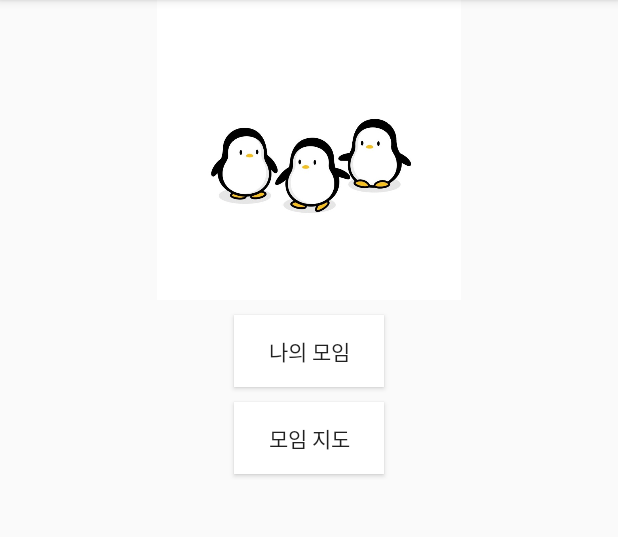
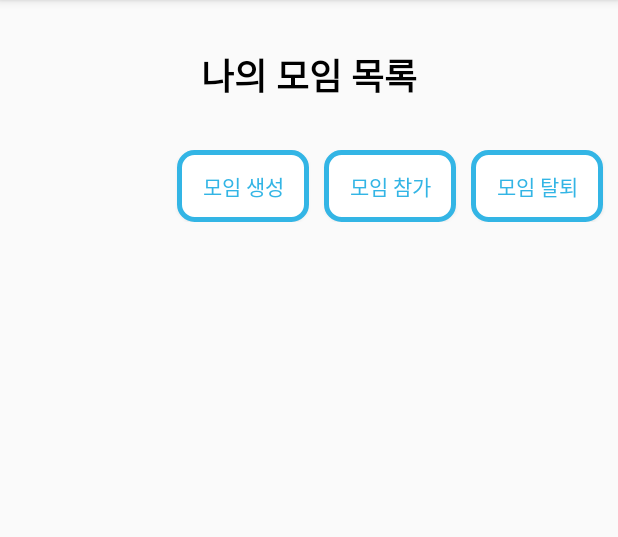
Before and after one commit to team-MMM/MMMMeeting, an Android app: the screen it shows after launch once a user with an empty profile is signed in (MainActivity), on a phone screen of 412 x 824 dp, the part 84-621 px from its top. Run offline under Robolectric (Android 15) with nearby library versions, the phone set to English and light mode, and no system bars; our stand-ins replace Firebase (no records; nobody signed in at launch, a user with empty details on screens opened directly).

Commit message:
main change

```diff
--- a/app/src/main/java/com/example/mmmmeeting/activity/MainActivity.java
+++ b/app/src/main/java/com/example/mmmmeeting/activity/MainActivity.java
@@ -1,13 +1,10 @@
 package com.example.mmmmeeting.activity;
 
-import android.content.Context;
 import android.content.Intent;
 import android.os.Bundle;
 import android.util.Log;
 import android.view.Menu;
 import android.view.MenuItem;
-import android.view.View;
-import android.widget.Button;
 
 import androidx.annotation.NonNull;
 
@@ -17,10 +14,9 @@ import com.google.android.gms.tasks.OnSuccessListener;
 import com.google.firebase.auth.FirebaseAuth;
 import com.google.firebase.firestore.FirebaseFirestore;
 
-public class MainActivity extends BasicActivity implements View.OnClickListener {
+public class MainActivity extends BasicActivity {
     private FirebaseAuth mAuth;
     private FirebaseFirestore db;
-    Button btnMyMeeting, btnMyMap;
 
     @Override
     public void onCreate(Bundle savedInstanceState) {
@@ -29,12 +25,6 @@ public class MainActivity extends BasicActivity implements View.OnClickListener
         setToolbarTitle("우리 지금 만나");
 
         mAuth = FirebaseAuth.getInstance();
-
-        btnMyMeeting = (Button) findViewById(R.id.btn_checkMeeting);
-        btnMyMap = (Button) findViewById(R.id.btn_myMap);
-
-        btnMyMeeting.setOnClickListener(this);
-        btnMyMap.setOnClickListener(this);
     }
 
     //메뉴바 코드
@@ -70,20 +60,6 @@ public class MainActivity extends BasicActivity implements View.OnClickListener
         FirebaseAuth.getInstance().signOut();
     }
 
-    @Override
-    public void onClick(View v) {
-        switch(v.getId()){
-            case R.id.btn_checkMeeting:
-                myStartActivity(MeetingGridActivity.class);
-                break;
-
-            // 지도 화면으로 이동
-            case R.id.btn_myMap:
-                myStartActivity(MapPlaceActivity.class);
-                break;
-        }
-    }
-
     public void revokeAccess() {
         db = FirebaseFirestore.getInstance();
         mAuth.getCurrentUser().delete();
--- /dev/null
+++ b/app/src/main/res/drawable/button_shape.xml
@@ -0,0 +1,26 @@
+<?xml version="1.0" encoding="utf-8"?>
+<shape xmlns:android="http://schemas.android.com/apk/res/android">
+
+    <!--배경색-->
+    <solid android:color="@android:color/white" />
+
+    <!--선-->
+    <stroke
+        android:width="3sp"
+        android:color="@android:color/holo_blue_light" />
+
+    <!--여백-->
+    <padding
+        android:bottom="4sp"
+        android:left="4sp"
+        android:right="4sp"
+        android:top="4sp" />
+
+    <!--둥글게-->
+    <corners
+        android:topLeftRadius="10sp"
+        android:topRightRadius="10sp"
+        android:bottomLeftRadius="10sp"
+        android:bottomRightRadius="10sp"  />
+
+</shape>
--- a/app/src/main/res/layout/activity_main.xml
+++ b/app/src/main/res/layout/activity_main.xml
@@ -11,30 +11,60 @@
         android:layout_width="match_parent"
         android:layout_height="wrap_content" />
 
-    <ImageView
-        android:id="@+id/imageView2"
+    <TextView
         android:layout_width="match_parent"
-        android:layout_height="200dp"
-        android:src="@drawable/penguin" />
+        android:layout_height="100dp"
+        android:gravity="center"
+        android:text="나의 모임 목록"
+        android:textColor="#000000"
+        android:textSize="24sp"
+        android:textStyle="bold" />
 
+    <LinearLayout
+        android:layout_width="match_parent"
+        android:layout_height="wrap_content"
+        android:orientation="horizontal"
+        android:gravity="right">
 
-    <Button
-        android:id="@+id/btn_checkMeeting"
-        android:layout_width="100dp"
-        android:layout_height="wrap_content"
-        android:layout_gravity="center_horizontal|center_vertical"
-        android:layout_marginTop="10dp"
-        android:background="@color/common_google_signin_btn_text_dark_pressed"
-        android:text="나의 모임" />
+        <Button
+            android:id="@+id/meetingAdd"
+            android:layout_width="wrap_content"
+            android:layout_height="wrap_content"
+            android:text="모임 생성"
+            android:textColor="@android:color/holo_blue_light"
+            android:background="@drawable/button_shape"
+            android:layout_marginRight="10sp"
+             />
 
-    <Button
-        android:id="@+id/btn_myMap"
-        android:layout_width="100dp"
-        android:layout_height="wrap_content"
-        android:layout_gravity="center_horizontal|center_vertical"
-        android:layout_marginTop="10dp"
-        android:background="@color/common_google_signin_btn_text_dark_pressed"
-        android:text="모임 지도" />
+        <Button
+            android:id="@+id/meetingAttend"
+            android:layout_width="wrap_content"
+            android:layout_height="wrap_content"
+            android:text="모임 참가"
+            android:textColor="@android:color/holo_blue_light"
+            android:background="@drawable/button_shape"
+            android:layout_marginRight="10sp"
+            />
 
+        <Button
+            android:id="@+id/meetingDelete"
+            android:layout_width="wrap_content"
+            android:layout_height="wrap_content"
+            android:text="모임 탈퇴"
+            android:textColor="@android:color/holo_blue_light"
+            android:background="@drawable/button_shape"
+            android:layout_marginRight="10sp"
+            />
 
+    </LinearLayout>
+
+    <GridView
+        android:id="@+id/gridView"
+        android:layout_width="match_parent"
+        android:layout_height="match_parent"
+        android:numColumns="3"
+        android:layout_margin="20sp"
+        android:horizontalSpacing="20sp"
+        android:verticalSpacing="20sp"
+        />
 </LinearLayout>
```
